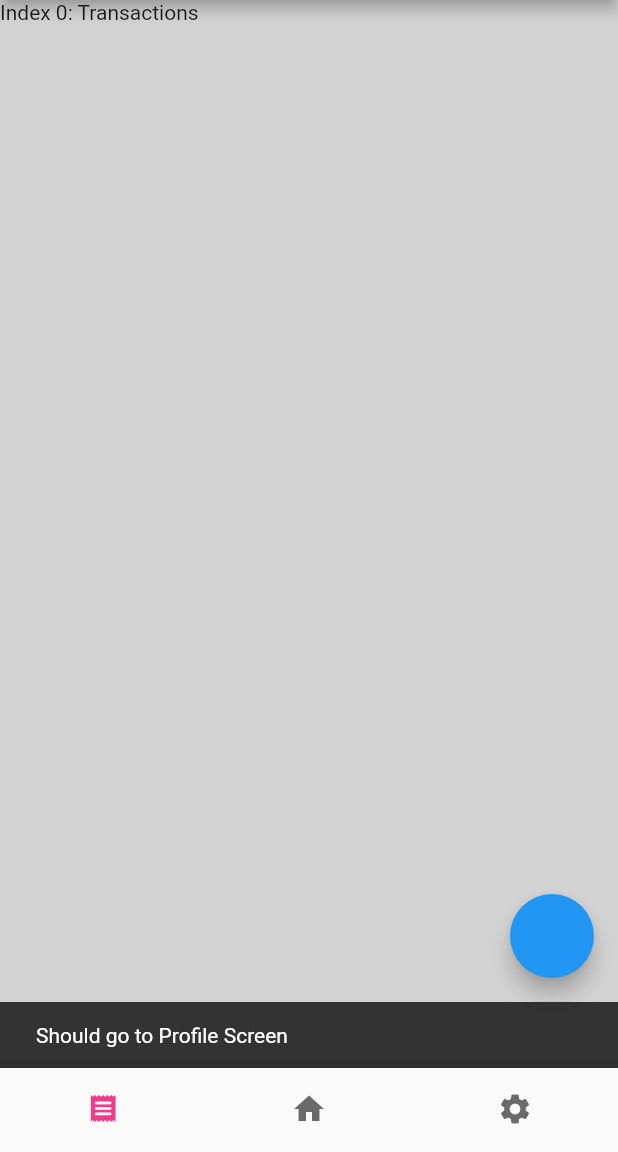
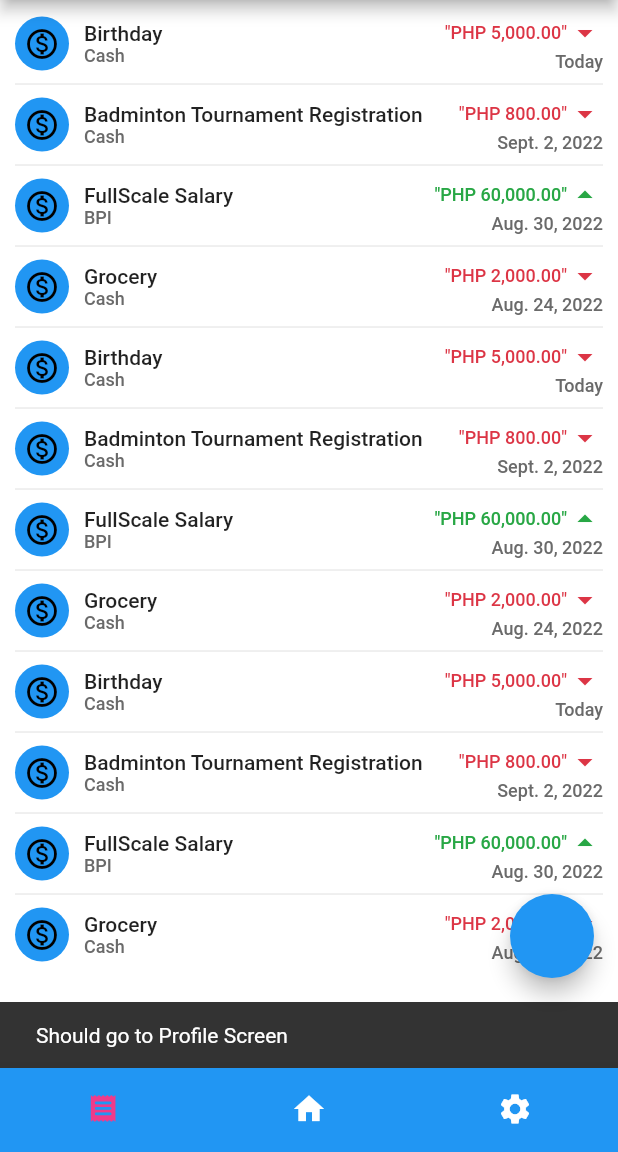
Before and after one commit to joneldominic/personal-finance-management-app, a Flutter app: the MainView screen opened by its route, after a tap on the "person" icon, on a phone screen of 412 x 824 dp, the part 84-1236 px from its top. Run offline on Flutter 3.47's test engine with Material 2 defaults, Android fonts, the phone set to English and light mode, and no system bars; our stand-ins replace freezed_annotation, logger, stacked, stacked_core, stacked_services; generated files the repository leaves out were written again.

Commit message:
Added Transactions Widget

```diff
--- /dev/null
+++ b/lib/ui/components/transactions.dart
@@ -0,0 +1,109 @@
+import 'package:flutter/material.dart';
+import 'package:personal_finance_management_app/core/enums/transaction_type.dart';
+import 'package:personal_finance_management_app/ui/components/transaction_item.dart';
+import 'package:personal_finance_management_app/ui/themes/custom_theme.dart';
+
+class Transactions extends StatelessWidget {
+  const Transactions({
+    Key? key,
+  }) : super(key: key);
+
+  @override
+  Widget build(BuildContext context) {
+    final customTheme = Theme.of(context).extension<CustomTheme>()!;
+
+    final List<String> descriptions = <String>[
+      'Birthday',
+      'Badminton Tournament Registration',
+      'FullScale Salary',
+      'Grocery',
+      'Birthday',
+      'Badminton Tournament Registration',
+      'FullScale Salary',
+      'Grocery',
+      'Birthday',
+      'Badminton Tournament Registration',
+      'FullScale Salary',
+      'Grocery',
+    ];
+
+    final List<String> accountNames = <String>[
+      'Cash',
+      'Cash',
+      'BPI',
+      'Cash',
+      'Cash',
+      'Cash',
+      'BPI',
+      'Cash',
+      'Cash',
+      'Cash',
+      'BPI',
+      'Cash',
+    ];
+
+    final List<String> amounts = <String>[
+      '"PHP 5,000.00"',
+      '"PHP 800.00"',
+      '"PHP 60,000.00"',
+      '"PHP 2,000.00"',
+      '"PHP 5,000.00"',
+      '"PHP 800.00"',
+      '"PHP 60,000.00"',
+      '"PHP 2,000.00"',
+      '"PHP 5,000.00"',
+      '"PHP 800.00"',
+      '"PHP 60,000.00"',
+      '"PHP 2,000.00"',
+    ];
+
+    final List<TransactionType> transactionTypes = <TransactionType>[
+      TransactionType.expense,
+      TransactionType.expense,
+      TransactionType.income,
+      TransactionType.expense,
+      TransactionType.expense,
+      TransactionType.expense,
+      TransactionType.income,
+      TransactionType.expense,
+      TransactionType.expense,
+      TransactionType.expense,
+      TransactionType.income,
+      TransactionType.expense,
+    ];
+
+    final List<String> timeStamps = <String>[
+      "Today",
+      "Sept. 2, 2022",
+      "Aug. 30, 2022",
+      "Aug. 24, 2022",
+      "Today",
+      "Sept. 2, 2022",
+      "Aug. 30, 2022",
+      "Aug. 24, 2022",
+      "Today",
+      "Sept. 2, 2022",
+      "Aug. 30, 2022",
+      "Aug. 24, 2022",
+    ];
+
+    return Container(
+      color: customTheme.contrastBackgroundColor,
+      child: ListView.separated(
+        padding: const EdgeInsets.fromLTRB(10, 10, 10, 90),
+        physics: const BouncingScrollPhysics(),
+        itemCount: descriptions.length,
+        itemBuilder: (BuildContext context, int index) {
+          return TransactionItem(
+            description: descriptions[index],
+            accountName: accountNames[index],
+            amount: amounts[index],
+            transactionType: transactionTypes[index],
+            timeStamp: timeStamps[index],
+          );
+        },
+        separatorBuilder: (BuildContext context, int index) => const Divider(),
+      ),
+    );
+  }
+}
--- a/lib/ui/views/main/main_view.dart
+++ b/lib/ui/views/main/main_view.dart
@@ -1,6 +1,9 @@
 import 'package:flutter/material.dart';
 import 'package:personal_finance_management_app/core/assets/custom_icons.dart';
+import 'package:personal_finance_management_app/core/enums/transaction_type.dart';
 import 'package:personal_finance_management_app/ui/components/main_app_bar.dart';
+import 'package:personal_finance_management_app/ui/components/transaction_item.dart';
+import 'package:personal_finance_management_app/ui/components/transactions.dart';
 import 'package:personal_finance_management_app/ui/themes/custom_theme.dart';
 import 'package:personal_finance_management_app/ui/views/home/home_view.dart';
 import 'package:stacked/stacked.dart';
@@ -35,7 +38,8 @@ class MainView extends StatelessWidget {
           items: _getBottomNavItems(customTheme),
           currentIndex: model.currentIndex,
           selectedItemColor: customTheme.primaryAccent,
-          unselectedItemColor: customTheme.customLightGrey,
+          unselectedItemColor: Colors.white,
+          backgroundColor: customTheme.appBarBackgroundColor,
           showSelectedLabels: false,
           showUnselectedLabels: false,
           onTap: model.setIndex,
@@ -64,9 +68,7 @@ class MainView extends StatelessWidget {
   Widget _getViewForIndex(int index) {
     switch (index) {
       case 0:
-        return const Text(
-          'Index 0: Transactions',
-        );
+        return const Transactions();
       case 1:
         return const HomeView();
       case 2:
```
